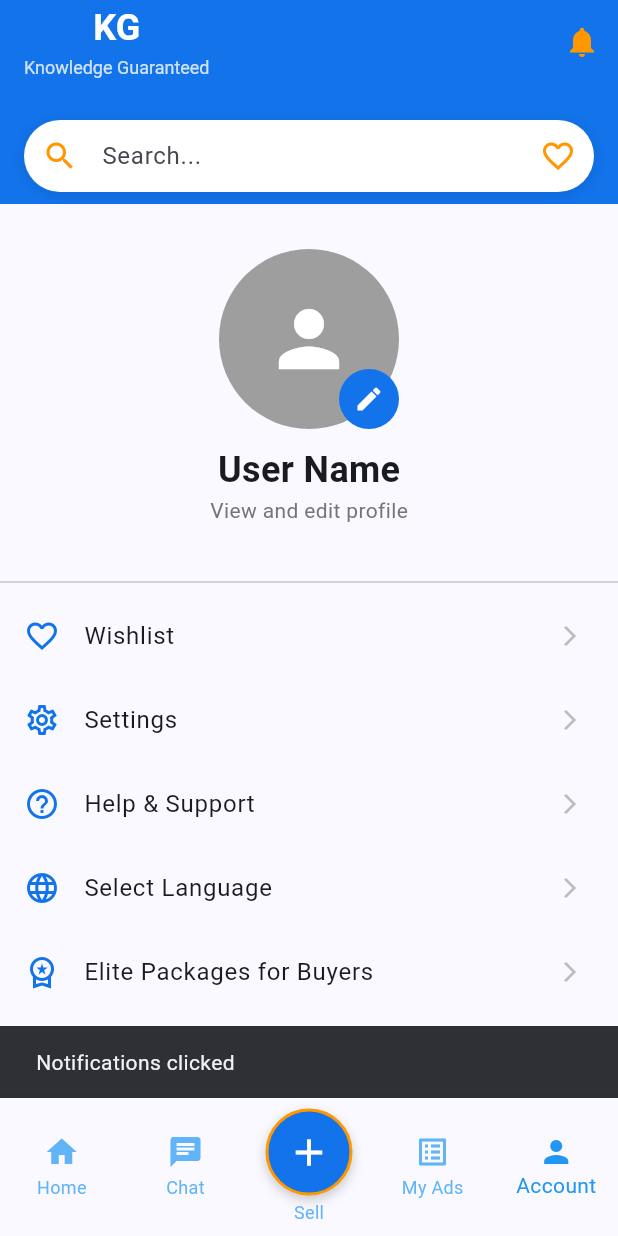
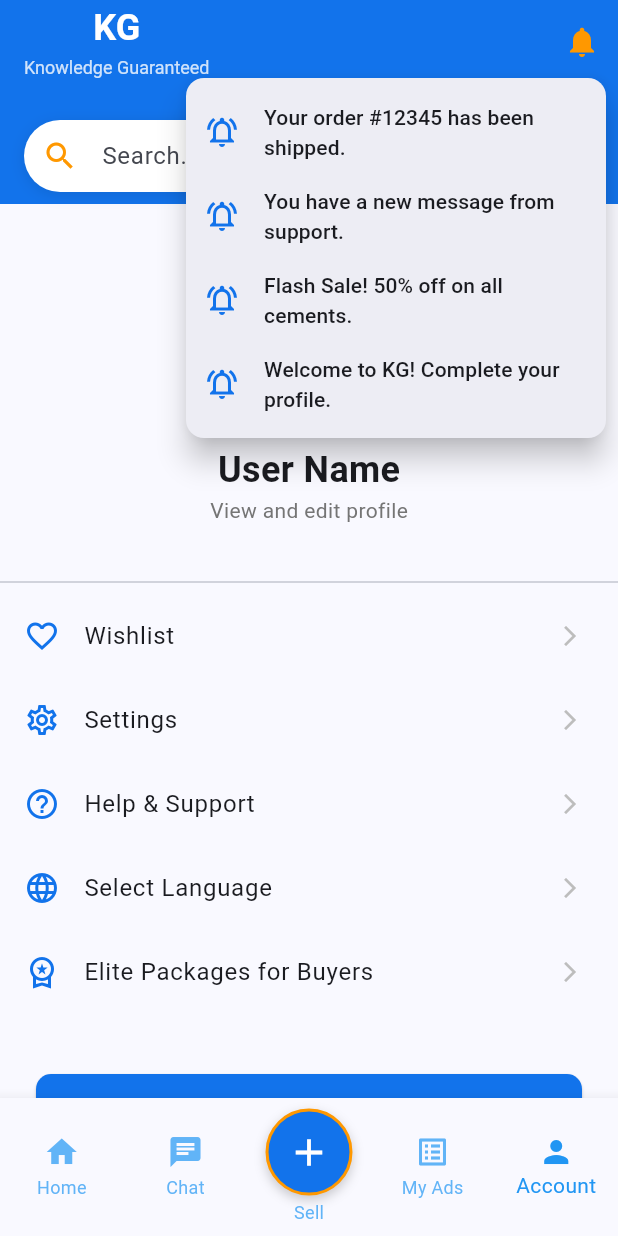
Before and after one commit to sarathy2803/Mobile_Application, a Flutter app: the DashboardPage screen opened directly, item 5 of the bottom bar chosen, after a tap on the "notifications" icon, on a phone screen of 412 x 824 dp. Run offline on Flutter 3.47's test engine with Material 3 defaults, Android fonts, the phone set to English and light mode, and no system bars; our stand-ins replace image_picker.

Commit message:
First Commit

```diff
--- a/analysis_options.yaml
+++ b/analysis_options.yaml
@@ -10,6 +10,7 @@
 analyzer:
   errors:
     depend_on_referenced_packages: ignore
+    use_build_context_synchronously: ignore
 include: package:flutter_lints/flutter.yaml
 
 linter:
--- a/lib/main.dart
+++ b/lib/main.dart
@@ -289,6 +289,7 @@ class DashboardPage extends StatefulWidget {
 
 class _DashboardPageState extends State<DashboardPage> {
   int _selectedIndex = 0;
+  final GlobalKey _notificationIconKey = GlobalKey();
 
   static const List<Widget> _pages = <Widget>[
     Center(child: HomePage()),
@@ -387,6 +388,51 @@ class _DashboardPageState extends State<DashboardPage> {
     );
   }
 
+  void _showNotifications() {
+    // Get the render box of the icon to calculate its position
+    final RenderBox renderBox =
+        _notificationIconKey.currentContext!.findRenderObject() as RenderBox;
+    final Size size = renderBox.size;
+    final Offset offset = renderBox.localToGlobal(Offset.zero);
+
+    // Dummy notification messages
+    final List<String> dummyNotifications = [
+      'Your order #12345 has been shipped.',
+      'You have a new message from support.',
+      'Flash Sale! 50% off on all cements.',
+      'Welcome to KG! Complete your profile.',
+    ];
+
+    showMenu<String>(
+      context: context,
+      // Position the menu relative to the notification icon
+      position: RelativeRect.fromLTRB(
+        offset.dx,
+        offset.dy + size.height,
+        offset.dx + size.width,
+        offset.dy + size.height,
+      ),
+      shape: RoundedRectangleBorder(borderRadius: BorderRadius.circular(12)),
+      elevation: 8,
+      items: dummyNotifications.map((String message) {
+        return PopupMenuItem<String>(
+          value: message,
+          child: ListTile(
+            leading: Icon(Icons.notifications_active_outlined,
+                color: Theme.of(context).primaryColor),
+            title: Text(message, style: const TextStyle(fontSize: 14)),
+          ),
+        );
+      }).toList(),
+    ).then((selectedValue) {
+      if (selectedValue == null) return;
+      // Handle tap on a notification item if needed
+      ScaffoldMessenger.of(context).showSnackBar(
+        SnackBar(content: Text('Tapped on: $selectedValue')),
+      );
+    });
+  }
+
   @override
   Widget build(BuildContext context) {
     return Scaffold(
@@ -415,12 +461,9 @@ class _DashboardPageState extends State<DashboardPage> {
         backgroundColor: const Color(0xFF1273EB),
         actions: [
           IconButton(
+            key: _notificationIconKey,
             icon: const Icon(Icons.notifications, color: Colors.orange),
-            onPressed: () {
-              ScaffoldMessenger.of(context).showSnackBar(
-                const SnackBar(content: Text('Notifications clicked')),
-              );
-            },
+            onPressed: _showNotifications,
           ),
         ],
         bottom: PreferredSize(
@@ -552,6 +595,16 @@ class _AccountPageState extends State<AccountPage> {
     }
   }
 
+  void _applyChanges() {
+    // In a real app, you would upload the image and save user data here.
+    ScaffoldMessenger.of(context).showSnackBar(
+      const SnackBar(
+        content: Text('Changes have been applied!'),
+        backgroundColor: Colors.green,
+      ),
+    );
+  }
+
   @override
   Widget build(BuildContext context) {
     return ListView(
@@ -626,6 +679,28 @@ class _AccountPageState extends State<AccountPage> {
           icon: Icons.workspace_premium_outlined,
           title: 'Elite Packages for Buyers',
           onTap: () {},
+        ),
+        const SizedBox(height: 40),
+        Padding(
+          padding: const EdgeInsets.symmetric(horizontal: 24.0),
+          child: SizedBox(
+            width: double.infinity,
+            height: 50,
+            child: ElevatedButton(
+              onPressed: _applyChanges,
+              style: ElevatedButton.styleFrom(
+                backgroundColor: Theme.of(context).primaryColor,
+                foregroundColor: Colors.white,
+                shape: RoundedRectangleBorder(
+                  borderRadius: BorderRadius.circular(10),
+                ),
+              ),
+              child: const Text(
+                'Apply Changes',
+                style: TextStyle(fontSize: 16),
+              ),
+            ),
+          ),
         ),
       ],
     );
--- a/pubspec.yaml
+++ b/pubspec.yaml
@@ -9,6 +9,7 @@ environment:
 
 dependencies:
   image_picker: ^1.0.4  # Latest version
+  carousel_slider: ^4.2.1
   flutter:
     sdk: flutter
 
```
Also changed, not shown: pubspec.lock.
